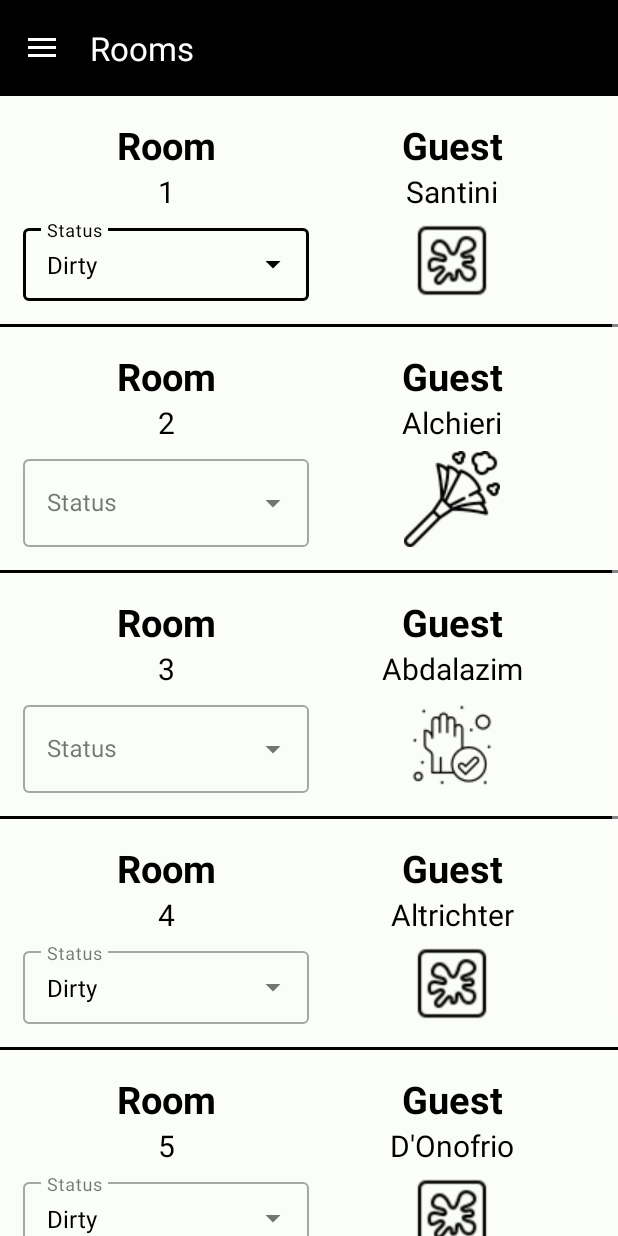
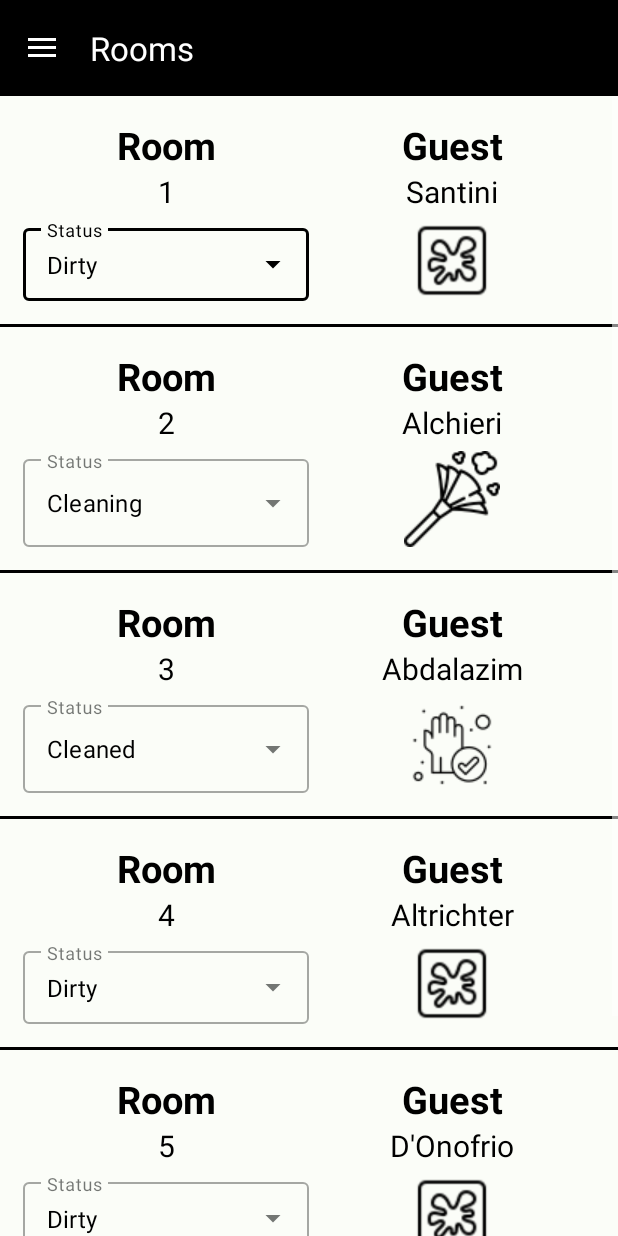
Before and after one commit to JuryAndrea/Project_Housekeeper, an Android app: the screen it shows after launch (MainActivity), in the side drawer, after a tap on "Rooms", on a phone screen of 412 x 824 dp. Run offline under Robolectric (Android 15) with nearby library versions, the phone set to English and light mode, and no system bars; our stand-ins replace navigation-ui; libraries missing offline, so code that uses them is left out: com.anychart, com.anychart.enums.

Commit message:
in RoomFragment.java both the AutoCompleteTextView and the image are setted dynamically based on the Map (json from Raspberry Pi)

```diff
--- a/app/src/main/java/com/example/stepappv6/ui/Room/RoomFragment.java
+++ b/app/src/main/java/com/example/stepappv6/ui/Room/RoomFragment.java
@@ -185,21 +185,36 @@ public class RoomFragment extends Fragment {
         // get the AutoCompleteTextView of the current room
         // assuming 0=dirty (default), 1=cleaning, 2=cleaned
         for (Integer key : roomstatus.keySet()) {
-            if(roomstatus.get(key) == 1) {
+            if(roomstatus.get(key) == 1) { //Cleaning
                 currentRoom = key;
                 AutoCompleteTextView a = AutoCompleteTextViewArray.get(currentRoom-1);
                 ImageView image = ImageArray.get(currentRoom-1);
-                a.setText(arrayAdapter.getItem(1));
+
+                String selectedText = cleaningStatus[1];
+                a.setText(selectedText);
+                arrayAdapter = new ArrayAdapter<>(getContext(), R.layout.dropdown_item, cleaningStatus);
+                a.setAdapter(arrayAdapter);
+
                 set_image(1, image);
-            } else if (roomstatus.get(key) == 2) {
+            } else if (roomstatus.get(key) == 2) { //Cleaned
                 AutoCompleteTextView a = AutoCompleteTextViewArray.get(key-1);
                 ImageView image = ImageArray.get(key-1);
-                a.setText(arrayAdapter.getItem(2));
+
+                String selectedText = cleaningStatus[2];
+                a.setText(selectedText);
+                arrayAdapter = new ArrayAdapter<>(getContext(), R.layout.dropdown_item, cleaningStatus);
+                a.setAdapter(arrayAdapter);
+
                 set_image(2, image);
-            } else if (roomstatus.get(key) == 0) {
+            } else if (roomstatus.get(key) == 0) { //Dirty
                 AutoCompleteTextView a = AutoCompleteTextViewArray.get(key-1);
                 ImageView image = ImageArray.get(key-1);
-                a.setText(arrayAdapter.getItem(0));
+
+                String selectedText = cleaningStatus[0];
+                a.setText(selectedText);
+                arrayAdapter = new ArrayAdapter<>(getContext(), R.layout.dropdown_item, cleaningStatus);
+                a.setAdapter(arrayAdapter);
+
                 set_image(0, image);
             } else {
                 continue;
```
